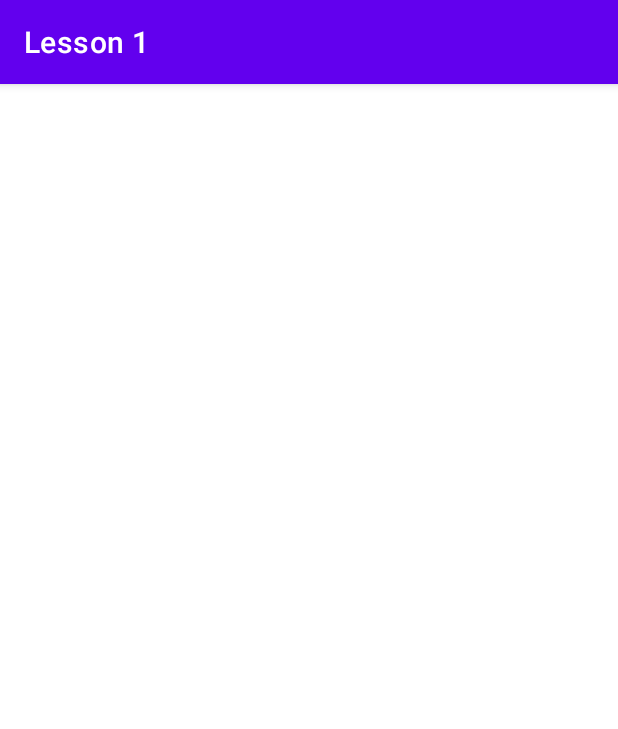
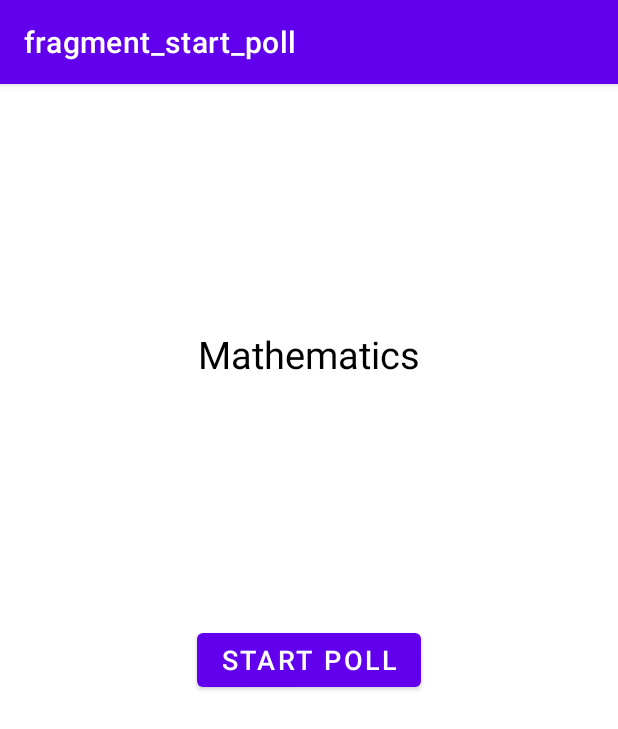
Before and after one commit to Ognessa/Internship_Homework_1, an Android app: the screen it shows after launch (MainActivity), on a phone screen of 412 x 824 dp. Shown: the top 729 px of the screen. Run offline under Robolectric (Android 15) with nearby library versions, the phone set to English and light mode, and no system bars; our stand-ins replace navigation-ui.

Commit message:
update lesson2 04.06

```diff
--- a/app/src/main/java/carrira/elan/myapplication/MainActivity.kt
+++ b/app/src/main/java/carrira/elan/myapplication/MainActivity.kt
@@ -1,11 +1,26 @@
 package carrira.elan.myapplication
 
+import androidx.appcompat.app.AppCompatActivity
 import android.os.Bundle
-import androidx.appcompat.app.AppCompatActivity
+import androidx.navigation.NavController
+import androidx.navigation.fragment.NavHostFragment
+import androidx.navigation.ui.NavigationUI
 
 class MainActivity : AppCompatActivity() {
+
+    private lateinit var navController : NavController
+
     override fun onCreate(savedInstanceState: Bundle?) {
         super.onCreate(savedInstanceState)
         setContentView(R.layout.activity_main)
+
+        val navHostFragment = supportFragmentManager
+            .findFragmentById(R.id.nav_host_fragment_container) as NavHostFragment
+        navController = navHostFragment.navController
+        NavigationUI.setupActionBarWithNavController(this, navController)
+    }
+
+    override fun onSupportNavigateUp(): Boolean {
+        return navController.navigateUp()
     }
 }
--- /dev/null
+++ b/app/src/main/java/carrira/elan/myapplication/ui/start_poll/StartPollFragment.kt
@@ -0,0 +1,32 @@
+package carrira.elan.myapplication.ui.start_poll
+
+import androidx.lifecycle.ViewModelProvider
+import android.os.Bundle
+import androidx.fragment.app.Fragment
+import android.view.LayoutInflater
+import android.view.View
+import android.view.ViewGroup
+import carrira.elan.myapplication.R
+
+class StartPollFragment : Fragment() {
+
+    companion object {
+        fun newInstance() = StartPollFragment()
+    }
+
+    private lateinit var viewModel: StartPollViewModel
+
+    override fun onCreateView(
+        inflater: LayoutInflater, container: ViewGroup?,
+        savedInstanceState: Bundle?,
+    ): View? {
+        return inflater.inflate(R.layout.fragment_start_poll, container, false)
+    }
+
+    override fun onActivityCreated(savedInstanceState: Bundle?) {
+        super.onActivityCreated(savedInstanceState)
+        viewModel = ViewModelProvider(this).get(StartPollViewModel::class.java)
+        // TODO: Use the ViewModel
+    }
+
+}
--- a/app/src/main/java/carrira/elan/myapplication/ui/StartPollViewModel.kt
+++ b/app/src/main/java/carrira/elan/myapplication/ui/start_poll/StartPollViewModel.kt
@@ -1,4 +1,4 @@
-package carrira.elan.myapplication.ui
+package carrira.elan.myapplication.ui.start_poll
 
 import androidx.lifecycle.ViewModel
 
--- a/app/src/main/res/layout/fragment_start_poll.xml
+++ b/app/src/main/res/layout/fragment_start_poll.xml
@@ -1,13 +1,32 @@
 <?xml version="1.0" encoding="utf-8"?>
-<FrameLayout xmlns:android="http://schemas.android.com/apk/res/android"
+<androidx.constraintlayout.widget.ConstraintLayout
+    xmlns:android="http://schemas.android.com/apk/res/android"
+    xmlns:app="http://schemas.android.com/apk/res-auto"
     xmlns:tools="http://schemas.android.com/tools"
     android:layout_width="match_parent"
     android:layout_height="match_parent"
-    tools:context=".ui.StartPollFragment">
+    tools:context=".ui.start_poll.StartPollFragment">
 
     <TextView
-        android:layout_width="match_parent"
-        android:layout_height="match_parent"
-        android:text="Hello" />
+        android:layout_width="wrap_content"
+        android:layout_height="wrap_content"
+        android:layout_above="@+id/button"
+        android:text="@string/poll_title"
+        android:textAlignment="center"
+        android:textSize="@dimen/title_text_size"
+        app:layout_constraintBottom_toTopOf="@+id/button"
+        app:layout_constraintEnd_toEndOf="parent"
+        app:layout_constraintStart_toStartOf="parent"
+        app:layout_constraintTop_toTopOf="parent" />
 
-</FrameLayout>
+    <Button
+        android:id="@+id/button"
+        android:layout_width="wrap_content"
+        android:layout_height="wrap_content"
+        android:text="@string/start_poll"
+        app:layout_constraintBottom_toBottomOf="parent"
+        app:layout_constraintEnd_toEndOf="parent"
+        app:layout_constraintStart_toStartOf="parent"
+        app:layout_constraintTop_toTopOf="parent" />
+
+</androidx.constraintlayout.widget.ConstraintLayout>
--- a/app/src/main/res/navigation/navigation.xml
+++ b/app/src/main/res/navigation/navigation.xml
@@ -4,7 +4,30 @@
     xmlns:app="http://schemas.android.com/apk/res-auto"
     xmlns:tools="http://schemas.android.com/tools"
     android:id="@+id/navigation"
-    app:startDestination="@id/animationFragment">
+    app:startDestination="@id/startPollFragment">
 
 
+    <fragment
+        android:id="@+id/startPollFragment"
+        android:name="carrira.elan.myapplication.ui.start_poll.StartPollFragment"
+        android:label="fragment_start_poll"
+        tools:layout="@layout/fragment_start_poll" >
+        <action
+            android:id="@+id/action_startPollFragment_to_poolFragment"
+            app:destination="@id/poolFragment" />
+    </fragment>
+    <fragment
+        android:id="@+id/poolFragment"
+        android:name="carrira.elan.myapplication.ui.poll.PollFragment"
+        android:label="fragment_pool"
+        tools:layout="@layout/fragment_poll" >
+        <action
+            android:id="@+id/action_poolFragment_to_poolResultFragment"
+            app:destination="@id/poolResultFragment" />
+    </fragment>
+    <fragment
+        android:id="@+id/poolResultFragment"
+        android:name="carrira.elan.myapplication.ui.poll_result.PollResultFragment"
+        android:label="fragment_pool_result"
+        tools:layout="@layout/fragment_poll_result" />
 </navigation>
--- a/app/src/main/res/values-night/themes.xml
+++ b/app/src/main/res/values-night/themes.xml
@@ -13,7 +13,7 @@
         <item name="android:statusBarColor" tools:targetApi="l">?attr/colorPrimaryVariant</item>
 
         <!-- Customize your theme here. -->
-        <item name="android:textSize">@dimen/text_size</item>
+        <item name="android:textSize">@dimen/default_text_size</item>
 
     </style>
 </resources>
--- a/app/src/main/res/values/dimens.xml
+++ b/app/src/main/res/values/dimens.xml
@@ -1,4 +1,7 @@
 <?xml version="1.0" encoding="utf-8"?>
 <resources>
 
+    <dimen name="default_text_size">18sp</dimen>
+    <dimen name="title_text_size">25sp</dimen>
+
 </resources>
--- a/app/src/main/res/values/strings.xml
+++ b/app/src/main/res/values/strings.xml
@@ -1,4 +1,9 @@
 <resources>
     <string name="app_name">Lesson 1</string>
 
+    <string name="poll_title">Mathematics</string>
+    <string name="start_poll">Start poll</string>
+
+    <string name="poll_result">Correct answers: %s</string>
+
 </resources>
--- a/app/src/main/res/values/themes.xml
+++ b/app/src/main/res/values/themes.xml
@@ -13,7 +13,7 @@
         <item name="android:statusBarColor" tools:targetApi="l">?attr/colorPrimaryVariant</item>
 
         <!-- Customize your theme here. -->
-        <item name="android:textSize">@dimen/text_size</item>
+        <item name="android:textSize">@dimen/default_text_size</item>
         <item name="android:textColor">@color/black</item>
 
     </style>
```
Also changed, not shown: app/src/main/assets/pool.json (added, +27 -0 lines), app/src/main/java/carrira/elan/myapplication/ui/poll/PollFragment.kt (renamed from app/src/main/java/carrira/elan/myapplication/ui/StartPollFragment.kt, +6 -6 lines), app/src/main/java/carrira/elan/myapplication/ui/poll/PollViewModel.kt (added, +7 -0 lines), app/src/main/java/carrira/elan/myapplication/ui/poll_result/PollResultFragment.kt (added, +32 -0 lines), app/src/main/java/carrira/elan/myapplication/ui/poll_result/PollResultViewModel.kt (added, +7 -0 lines), app/src/main/res/layout/fragment_poll.xml (added, +13 -0 lines), app/src/main/res/layout/fragment_poll_result.xml (added, +15 -0 lines).
